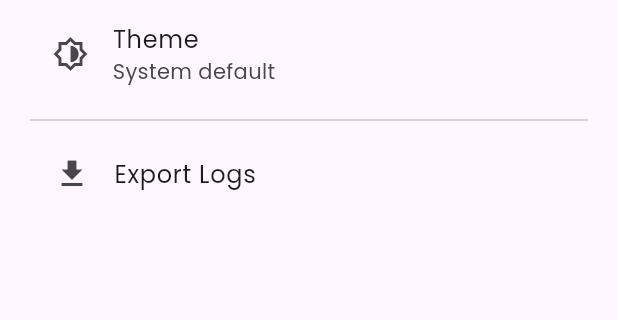
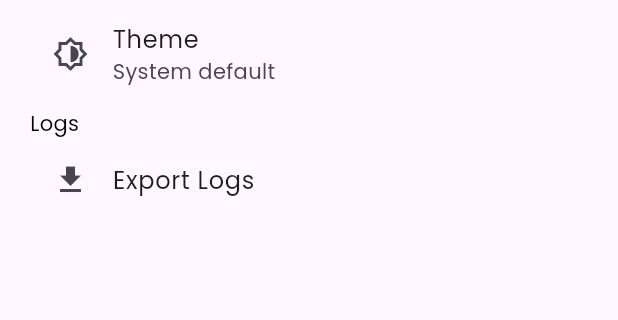
Before and after one commit to 13ARUN/Todo-Flutter, a Flutter app: the Settings screen opened directly, on a phone screen of 412 x 824 dp, the part 129-449 px from its top. Run offline on Flutter 3.47's test engine with Material 3 defaults, Android fonts, the phone set to English and light mode, and no system bars; our stand-ins replace dio, flutter_riverpod, google_fonts, logger, share_plus, shared_preferences and 2 more; accounts and stored records are empty; network calls fail.

```diff
--- a/todo/lib/pages/settings_page/settings.dart
+++ b/todo/lib/pages/settings_page/settings.dart
@@ -1,9 +1,9 @@
 import 'package:flutter/material.dart';
 import 'package:flutter_riverpod/flutter_riverpod.dart';
 import 'package:share_plus/share_plus.dart';
+import 'package:todo/services/providers/theme_provider.dart';
 import 'package:todo/utils/logger/log_output.dart';
 import 'package:todo/utils/logger/logger.dart';
-import 'package:todo/services/providers/theme_provider.dart';
 
 part 'theme_option_widget.dart';
 part 'theme_selection_dialog.dart';
@@ -40,10 +40,11 @@ class Settings extends ConsumerWidget {
                 _showThemeSelectionDialog(context, ref, themeMode);
               },
             ),
-            const Divider(),
+            const Text('Logs'),
             ListTile(
               leading: const Icon(Icons.file_download),
               title: const Text('Export Logs'),
+              contentPadding: const EdgeInsets.symmetric(horizontal: 15),
               onTap: () async {
                 logger.i("Export Logs clicked");
                 await _exportLogs();
```
